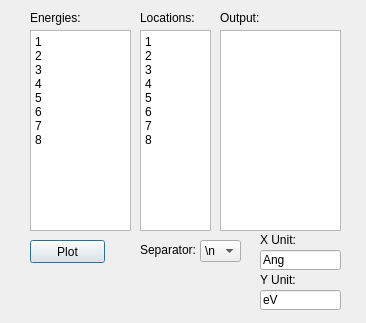
Qt form classes/nebUI.ui (aerezaee/QETools) before a commit.
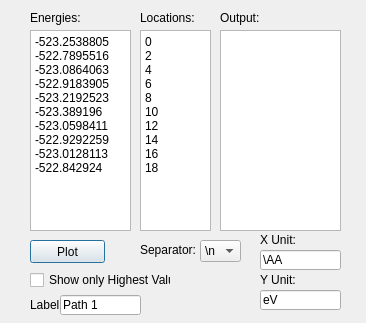
The same form after that commit.

Diff of the .ui file:
```diff
--- a/classes/nebUI.ui
+++ b/classes/nebUI.ui
@@ -23,14 +23,17 @@
     </rect>
    </property>
    <property name="plainText">
-    <string>1
-2
-3
-4
-5
-6
-7
-8</string>
+    <string>-523.2538805
+-522.7895516
+-523.0864063
+-522.9183905
+-523.2192523
+-523.389196
+-523.0598411
+-522.9292259
+-523.0128113
+-522.842924
+</string>
    </property>
   </widget>
   <widget class="QPushButton" name="plotBtn">
@@ -133,14 +136,17 @@
     </rect>
    </property>
    <property name="plainText">
-    <string>1
+    <string>0
 2
-3
 4
-5
 6
-7
-8</string>
+8
+10
+12
+14
+16
+18
+</string>
    </property>
   </widget>
   <widget class="QLabel" name="label_4">
@@ -166,7 +172,7 @@
     </rect>
    </property>
    <property name="text">
-    <string>Ang</string>
+    <string>\AA</string>
    </property>
   </widget>
   <widget class="QLineEdit" name="yUnit">
@@ -208,6 +214,48 @@
     <string>Y Unit:</string>
    </property>
   </widget>
+  <widget class="QCheckBox" name="arrowChk">
+   <property name="geometry">
+    <rect>
+     <x>30</x>
+     <y>270</y>
+     <width>141</width>
+     <height>20</height>
+    </rect>
+   </property>
+   <property name="text">
+    <string>Show only Highest Value</string>
+   </property>
+   <property name="checked">
+    <bool>false</bool>
+   </property>
+  </widget>
+  <widget class="QLineEdit" name="labelInput">
+   <property name="geometry">
+    <rect>
+     <x>60</x>
+     <y>295</y>
+     <width>81</width>
+     <height>20</height>
+    </rect>
+   </property>
+   <property name="text">
+    <string>Path 1</string>
+   </property>
+  </widget>
+  <widget class="QLabel" name="label_7">
+   <property name="geometry">
+    <rect>
+     <x>30</x>
+     <y>295</y>
+     <width>61</width>
+     <height>20</height>
+    </rect>
+   </property>
+   <property name="text">
+    <string>Label</string>
+   </property>
+  </widget>
  </widget>
  <resources/>
  <connections/>
```
